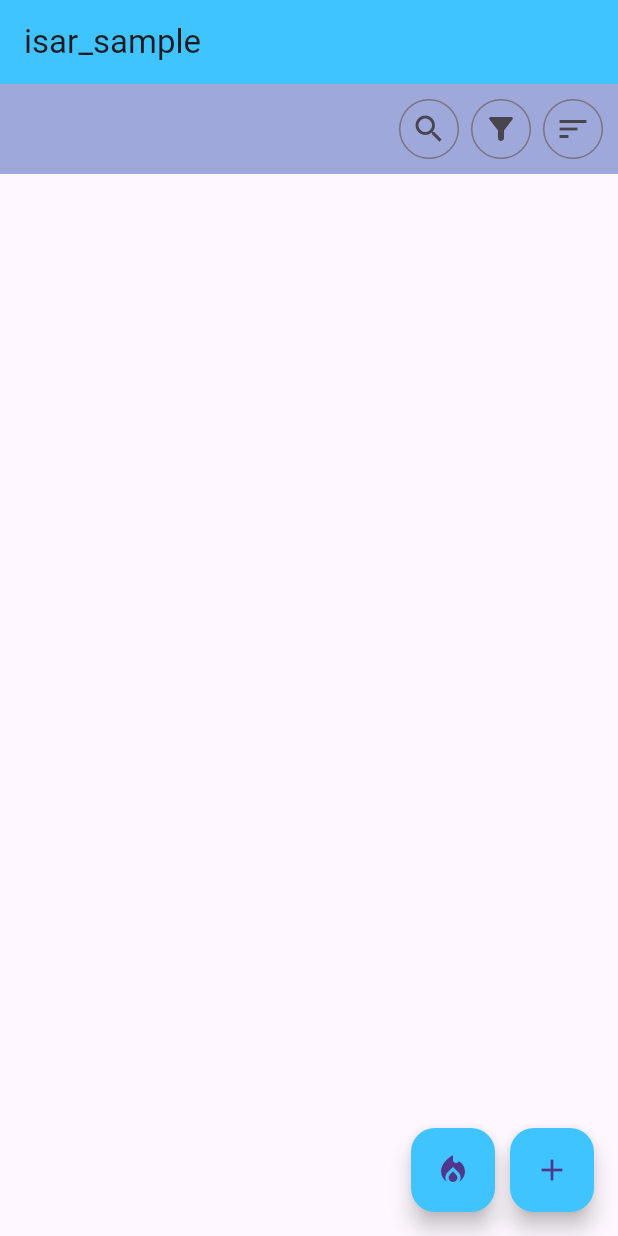
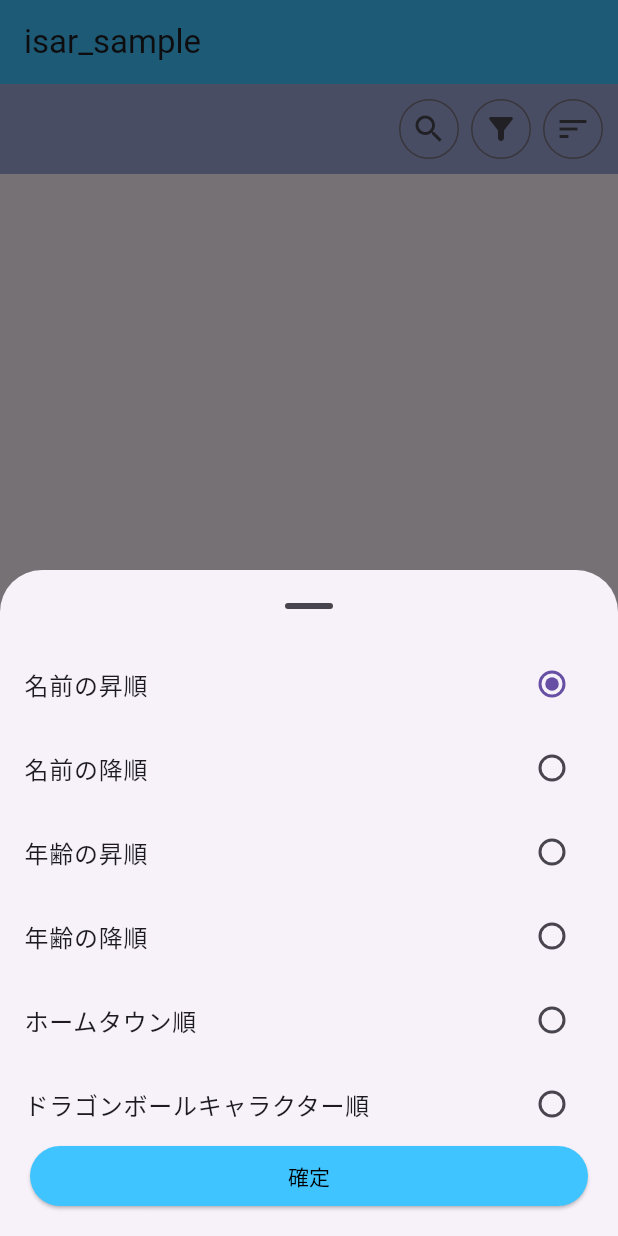
Before and after one commit to HaruhikoMotokawa/isar_sample, a Flutter app: the screen it shows after launch, after a tap on the "sort" icon, on a phone screen of 412 x 824 dp. Run offline on Flutter 3.47's test engine with Material 3 defaults, Android fonts, the phone set to English and light mode, and no system bars; our stand-ins replace flutter_hooks, flutter_riverpod, gap, hooks_riverpod, isar, logger and 1 more; accounts and stored records are empty; generated files the repository leaves out were written again.

Commit message:
feat: 並び替えのボトムシート実装

```diff
--- /dev/null
+++ b/lib/presentations/home_screen/components/sort_bottom_sheet.dart
@@ -0,0 +1,90 @@
+import 'package:flutter/material.dart';
+import 'package:flutter_hooks/flutter_hooks.dart';
+import 'package:isar_sample/domains/sort_type.dart';
+
+class SortBottomSheet extends HookWidget {
+  const SortBottomSheet(this.type, {super.key});
+
+  static Future<SortType?> show(
+    BuildContext context,
+    SortType type,
+  ) async {
+    return showModalBottomSheet<SortType?>(
+      context: context,
+      useRootNavigator: true,
+      showDragHandle: true,
+      isScrollControlled: true,
+      builder: (context) {
+        return SortBottomSheet(type);
+      },
+    );
+  }
+
+  final SortType type;
+  @override
+  Widget build(BuildContext context) {
+    final currentType = useState<SortType>(type);
+
+    final bottomSafeArea = MediaQuery.paddingOf(context).bottom;
+
+    final displayWidth = MediaQuery.sizeOf(context).width;
+    return SafeArea(
+      child: Padding(
+        padding: bottomSafeArea == 0
+            ? const EdgeInsets.only(bottom: 20)
+            : EdgeInsets.zero,
+        child: IntrinsicHeight(
+          child: Column(
+            children: [
+              _ListTile(notifier: currentType, sortType: SortType.nameAsc),
+              _ListTile(notifier: currentType, sortType: SortType.nameDesc),
+              _ListTile(notifier: currentType, sortType: SortType.ageAsc),
+              _ListTile(notifier: currentType, sortType: SortType.ageDesc),
+              _ListTile(notifier: currentType, sortType: SortType.hometown),
+              _ListTile(
+                notifier: currentType,
+                sortType: SortType.dragonBallCharacter,
+              ),
+              SizedBox(
+                width: displayWidth - 40,
+                height: 40,
+                child: ElevatedButton(
+                  onPressed: () => Navigator.of(context).pop(currentType.value),
+                  style: ElevatedButton.styleFrom(
+                    backgroundColor: Colors.lightBlueAccent,
+                    foregroundColor: Colors.black,
+                  ),
+                  child: const Text('確定'),
+                ),
+              ),
+            ],
+          ),
+        ),
+      ),
+    );
+  }
+}
+
+class _ListTile extends StatelessWidget {
+  const _ListTile({
+    required this.notifier,
+    required this.sortType,
+  });
+
+  final ValueNotifier<SortType> notifier;
+  final SortType sortType;
+
+  @override
+  Widget build(BuildContext context) {
+    return RadioListTile.adaptive(
+      title: Text(sortType.description),
+      controlAffinity: ListTileControlAffinity.trailing,
+      useCupertinoCheckmarkStyle: true,
+      value: sortType,
+      groupValue: notifier.value,
+      onChanged: (value) {
+        notifier.value = sortType;
+      },
+    );
+  }
+}
--- a/lib/presentations/home_screen/home_screen.dart
+++ b/lib/presentations/home_screen/home_screen.dart
@@ -6,9 +6,11 @@ import 'package:isar_sample/core/log/logger.dart';
 import 'package:isar_sample/data/repositories/user_repository/provider.dart';
 import 'package:isar_sample/domains/create_action_type.dart';
 import 'package:isar_sample/domains/delete_action_type.dart';
+import 'package:isar_sample/domains/sort_type.dart';
 import 'package:isar_sample/domains/user.dart';
 import 'package:isar_sample/presentations/home_screen/components/create_user_bottom_sheet.dart';
 import 'package:isar_sample/presentations/home_screen/components/delete_user_bottom_sheet.dart';
+import 'package:isar_sample/presentations/home_screen/components/sort_bottom_sheet.dart';
 import 'package:isar_sample/presentations/home_screen/components/user_list_tile.dart';
 import 'package:isar_sample/presentations/home_screen/home_view_model.dart';
 
@@ -26,6 +28,8 @@ class HomeScreen extends HookConsumerWidget {
     final isSearchActive = useState(false);
 
     final searchController = useTextEditingController();
+
+    final sortType = useState<SortType>(SortType.nameAsc);
 
     final displayWidth = MediaQuery.sizeOf(context).width;
 
@@ -86,7 +90,8 @@ class HomeScreen extends HookConsumerWidget {
                               icon: const Icon(Icons.filter_alt_rounded),
                             ),
                             IconButton.outlined(
-                              onPressed: () {},
+                              onPressed: () =>
+                                  selectSortAction(context, sortType),
                               icon: const Icon(Icons.sort),
                             ),
                             const Spacer(),
@@ -303,4 +308,17 @@ extension on HomeScreen {
       ),
     );
   }
+
+  Future<void> selectSortAction(
+    BuildContext context,
+    ValueNotifier<SortType> type,
+  ) async {
+    final result = await SortBottomSheet.show(
+      context,
+      type.value,
+    );
+    if (result == null) return;
+    type.value = result;
+    // ソート処理
+  }
 }
--- a/project-words.txt
+++ b/project-words.txt
@@ -1,3 +1,4 @@
+Checkmark
 Entitys
 frieza
 gohan
```
